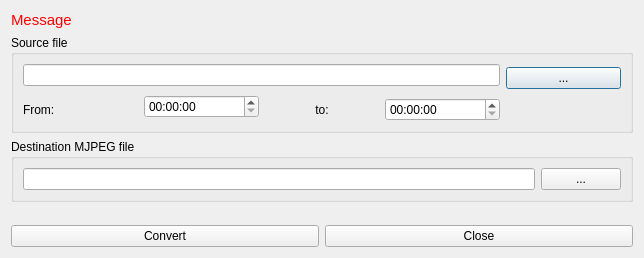
Apkawa/QGifer, file ui/converterdialog.ui: the form before one commit.
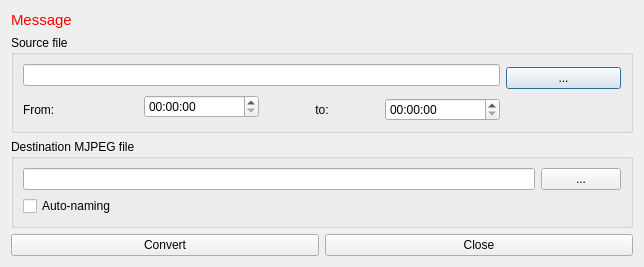
The form after the commit.

The edit to the form file:
```diff
--- a/ui/converterdialog.ui
+++ b/ui/converterdialog.ui
@@ -82,9 +82,6 @@
       <string>Destination MJPEG file</string>
      </property>
      <layout class="QGridLayout" name="gridLayout_3">
-      <item row="0" column="0">
-       <widget class="QLineEdit" name="dstEdit"/>
-      </item>
       <item row="0" column="1">
        <widget class="QPushButton" name="dstButton">
         <property name="text">
@@ -92,6 +89,16 @@
         </property>
        </widget>
       </item>
+      <item row="0" column="0">
+       <widget class="QLineEdit" name="dstEdit"/>
+      </item>
+      <item row="1" column="0">
+       <widget class="QCheckBox" name="autonameBox">
+        <property name="text">
+         <string>Auto-naming</string>
+        </property>
+       </widget>
+      </item>
      </layout>
     </widget>
    </item>
```
